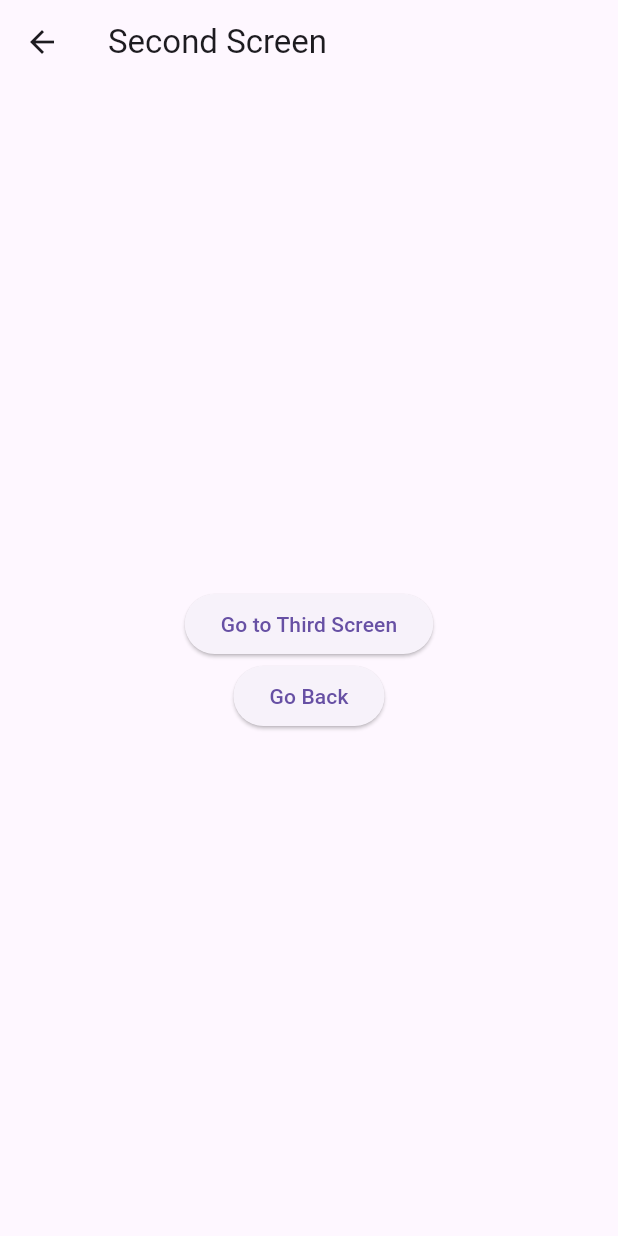
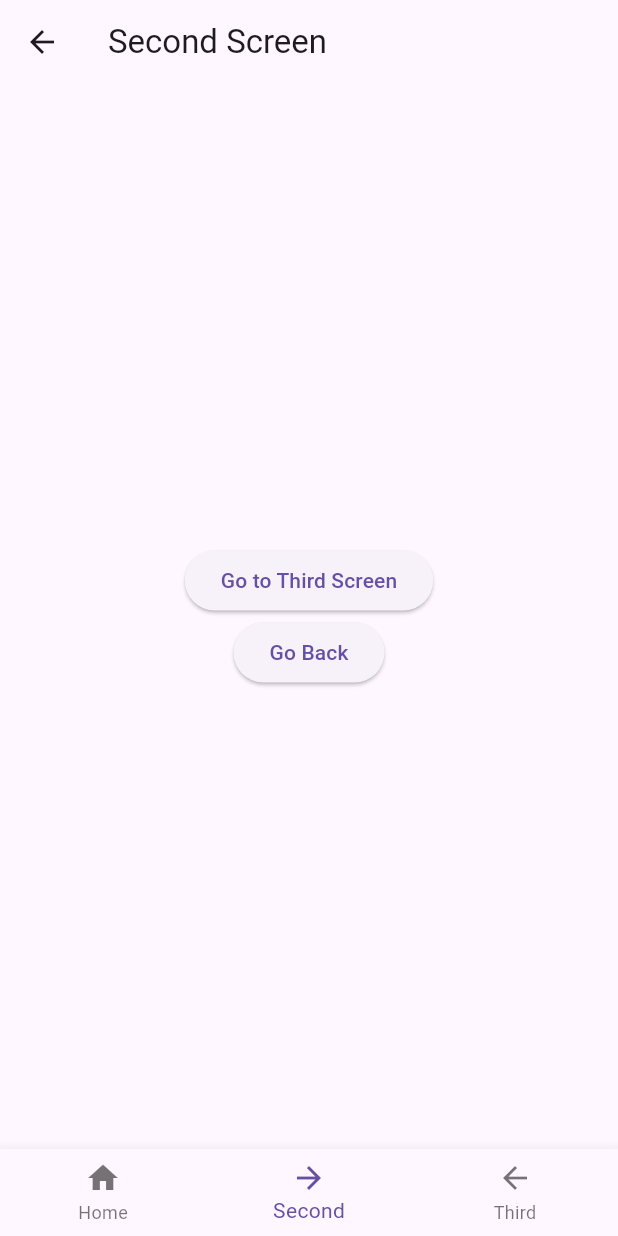
Before and after one commit to Jasonbs1/advanced_navigation_flutter, a Flutter app: the screen it shows after launch, after a tap on "Go to Second Screen", on a phone screen of 412 x 824 dp. Run offline on Flutter 3.47's test engine with Material 3 defaults, Android fonts, the phone set to English and light mode, and no system bars.

Commit message:
Add files via upload

```diff
--- a/lib/first_screen.dart
+++ b/lib/first_screen.dart
@@ -1,6 +1,24 @@
 import 'package:flutter/material.dart';
 
-class FirstScreen extends StatelessWidget {
+class FirstScreen extends StatefulWidget {
+  @override
+  _FirstScreenState createState() => _FirstScreenState();
+}
+
+class _FirstScreenState extends State<FirstScreen> {
+  int _currentIndex = 0;
+
+  void _onItemTapped(int index) {
+    setState(() {
+      _currentIndex = index;
+    });
+    if (index == 1) {
+      Navigator.pushNamed(context, '/second');
+    } else if (index == 2) {
+      Navigator.pushNamed(context, '/third');
+    }
+  }
+
   @override
   Widget build(BuildContext context) {
     return Scaffold(
@@ -45,18 +63,30 @@ class FirstScreen extends StatelessWidget {
         ),
       ),
       body: Center(
-        child: Column(
-          mainAxisAlignment: MainAxisAlignment.center,
-          children: [
-            ElevatedButton(
-              onPressed: () {
-                Navigator.pushNamed(context, '/second');
-              },
-              child: Text('Go to Second Screen'),
-            ),
-            SizedBox(height: 20),
-          ],
+        child: ElevatedButton(
+          onPressed: () {
+            Navigator.pushNamed(context, '/second');
+          },
+          child: Text('Go to Second Screen'),
         ),
+      ),
+      bottomNavigationBar: BottomNavigationBar(
+        currentIndex: _currentIndex,
+        onTap: _onItemTapped,
+        items: const <BottomNavigationBarItem>[
+          BottomNavigationBarItem(
+            icon: Icon(Icons.home),
+            label: 'Home',
+          ),
+          BottomNavigationBarItem(
+            icon: Icon(Icons.arrow_forward),
+            label: 'Second',
+          ),
+          BottomNavigationBarItem(
+            icon: Icon(Icons.arrow_back),
+            label: 'Third',
+          ),
+        ],
       ),
     );
   }
--- a/lib/second_screen.dart
+++ b/lib/second_screen.dart
@@ -1,6 +1,24 @@
 import 'package:flutter/material.dart';
 
-class SecondScreen extends StatelessWidget {
+class SecondScreen extends StatefulWidget {
+  @override
+  _SecondScreenState createState() => _SecondScreenState();
+}
+
+class _SecondScreenState extends State<SecondScreen> {
+  int _currentIndex = 1;
+
+  void _onItemTapped(int index) {
+    setState(() {
+      _currentIndex = index;
+    });
+    if (index == 0) {
+      Navigator.pushNamed(context, '/');
+    } else if (index == 2) {
+      Navigator.pushNamed(context, '/third', arguments: 'Hello from Second Screen!');
+    }
+  }
+
   @override
   Widget build(BuildContext context) {
     return Scaffold(
@@ -24,6 +42,24 @@ class SecondScreen extends StatelessWidget {
           ],
         ),
       ),
+      bottomNavigationBar: BottomNavigationBar(
+        currentIndex: _currentIndex,
+        onTap: _onItemTapped,
+        items: const <BottomNavigationBarItem>[
+          BottomNavigationBarItem(
+            icon: Icon(Icons.home),
+            label: 'Home',
+          ),
+          BottomNavigationBarItem(
+            icon: Icon(Icons.arrow_forward),
+            label: 'Second',
+          ),
+          BottomNavigationBarItem(
+            icon: Icon(Icons.arrow_back),
+            label: 'Third',
+          ),
+        ],
+      ),
     );
   }
 }
```
Also changed, not shown: lib/generate_screen.dart (+6 -1 lines), lib/third_screen.dart (+39 -3 lines).
